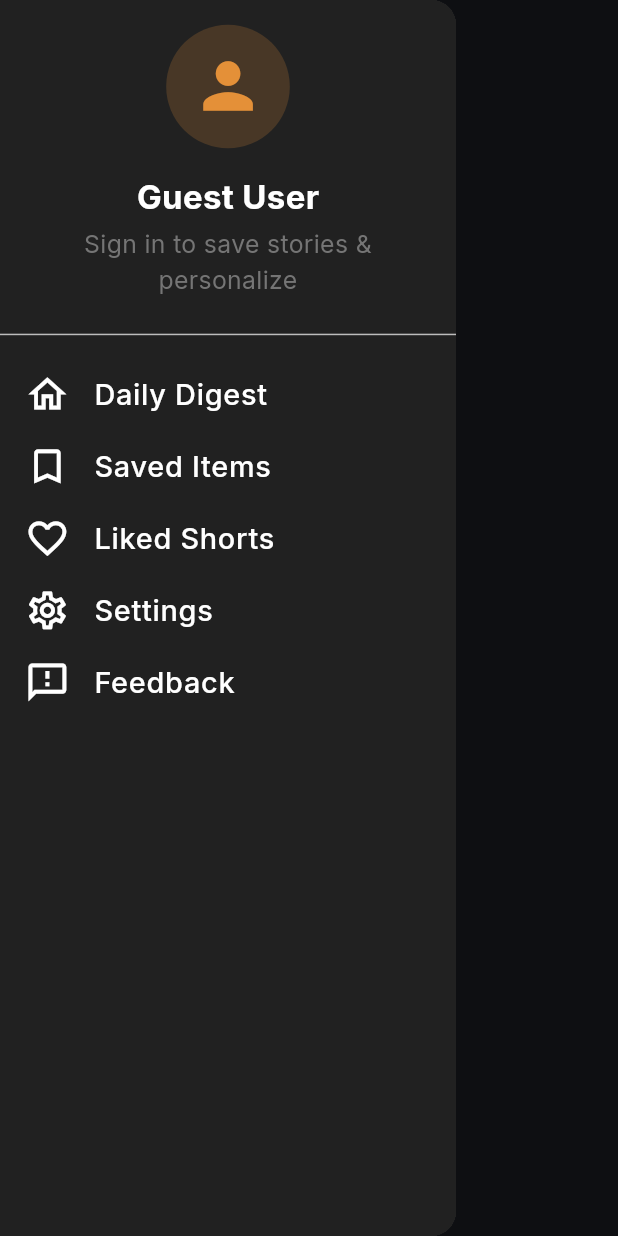
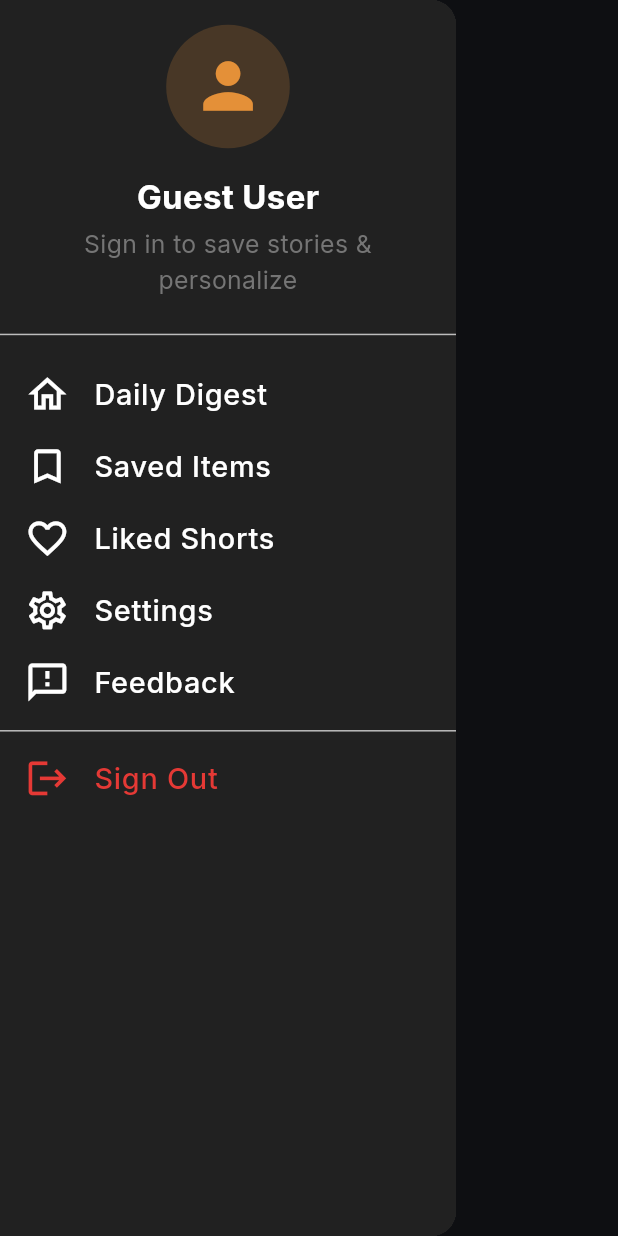
Before and after one commit to karthiktest504/animebytes, a Flutter app: the SideNavigationDrawer widget shown alone on an empty page, opened directly, on a phone screen of 412 x 824 dp. Run offline on Flutter 3.47's test engine with Material 3 defaults, Android fonts, the phone set to English and light mode, and no system bars; our stand-ins replace cached_network_image, connectivity_plus, flutter_svg, google_fonts, share_plus, shared_preferences and 3 more; missing offline and left inert: dart:html, dart:js_interop; accounts and stored records are empty; network calls fail.

Commit message:
auto-commit for 64748c6f-1df3-41ad-8f41-fe73742eca22

```diff
--- a/lib/presentation/daily_feed_screen/widgets/side_navigation_drawer.dart
+++ b/lib/presentation/daily_feed_screen/widgets/side_navigation_drawer.dart
@@ -80,6 +80,13 @@ class _SideNavigationDrawerState extends State<SideNavigationDrawer> {
                         Navigator.pop(context);
                         _showFeedbackDialog();
                       },
+                    ),
+                    Divider(color: Colors.grey[400]),
+                    _buildNavItem(
+                      icon: Icons.logout,
+                      title: 'Sign Out',
+                      onTap: _handleSignOut,
+                      textColor: Colors.red[600],
                     ),
                   ],
                 ),
```
